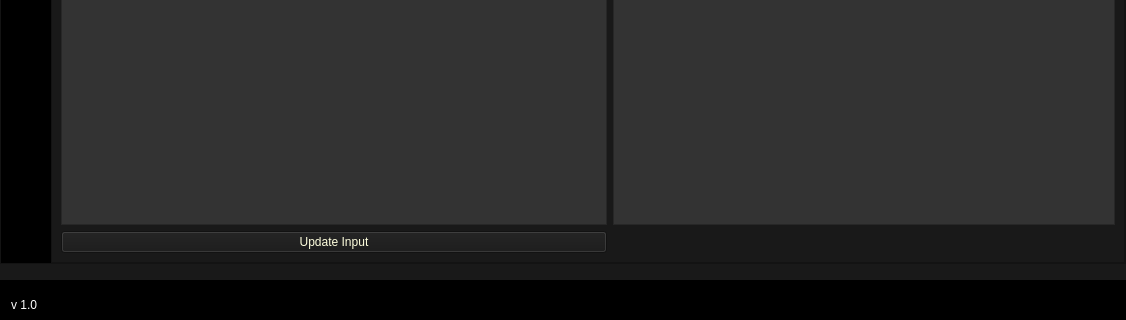
Before: the Qt Designer form STACK_QT5/main_window_new.ui in clydez61/STACK-Question-Editor, drawn with Qt 5; both pictures show x 0 to 1126 and y 414 to 734 of the 1126 by 734 pixel window.
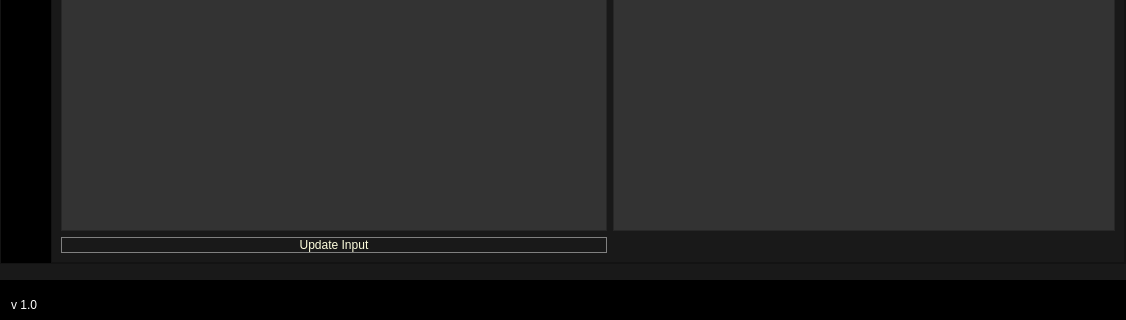
After: the same form once the commit is applied. Icons and pictures are not drawn.

Commit message: Previewer now shows after opening file, also added hover highlight to "update input"

What changed in the file:
```diff
--- a/STACK_QT5/main_window_new.ui
+++ b/STACK_QT5/main_window_new.ui
@@ -575,7 +575,9 @@
 color: rgb(255, 255, 222);
 background-color: rgb(51, 51, 51);
 }
-
+QPushButton:hover{
+	background-color: rgb(0, 92, 157);
+}
 </string>
              </property>
              <layout class="QGridLayout" name="gridLayout">
@@ -895,11 +897,16 @@
                 </property>
                 <property name="styleSheet">
                  <string notr="true">color: rgb(255, 255, 222);
-font: 75 14pt &quot;MS Sans Serif&quot;;</string>
+font: 75 14pt &quot;MS Sans Serif&quot;;
+border :0.5px solid ;
+border-color : grey;</string>
                 </property>
                 <property name="text">
                  <string>Update Input</string>
                 </property>
+                <property name="flat">
+                 <bool>false</bool>
+                </property>
                </widget>
               </item>
               <item row="2" column="1">
@@ -919,7 +926,7 @@
                    <x>0</x>
                    <y>0</y>
                    <width>526</width>
-                   <height>520</height>
+                   <height>524</height>
                   </rect>
                  </property>
                  <layout class="QHBoxLayout" name="horizontalLayout_7">
```
Left out of the diff: 4 changed lines with no effect on the pictures. The commit also changes 1 other file.
